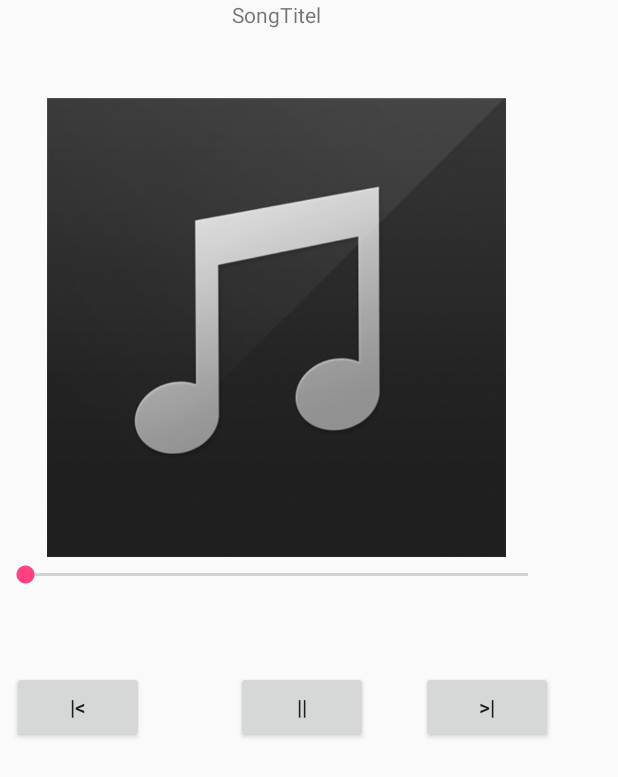
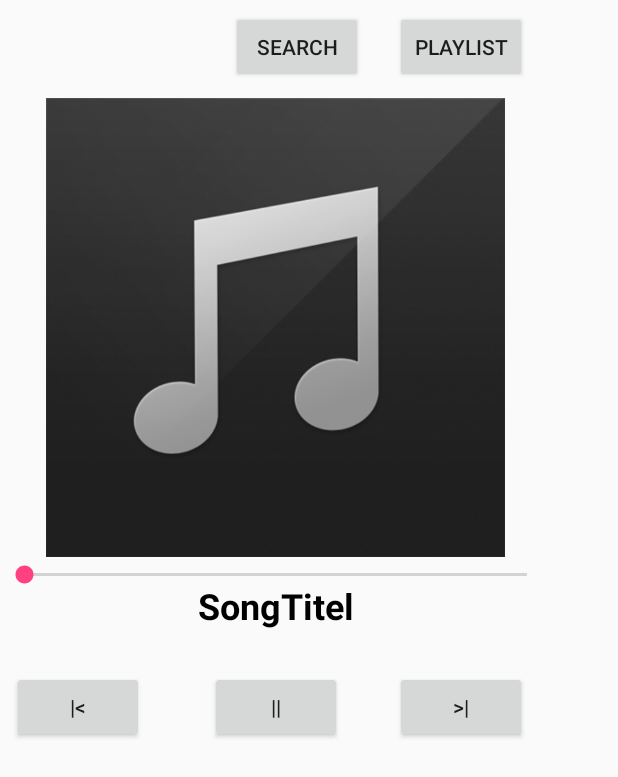
Before and after one commit to Dreipunkt/HCI_TMSD, an Android app: the Player screen opened directly, with no data from a screen before it, on a phone screen of 412 x 824 dp. Shown: the top 777 px of the screen. Run offline under Robolectric (Android 15) with nearby library versions, the phone set to English and light mode, and no system bars.

Commit message:
OnSwipeTouchListener works

```diff
--- a/app/src/main/java/univie/g02/t06/tmsd/OnSwipeTouchListener.java
+++ b/app/src/main/java/univie/g02/t06/tmsd/OnSwipeTouchListener.java
@@ -2,34 +2,27 @@ package univie.g02.t06.tmsd;
 
 import android.content.Context;
 import android.view.GestureDetector;
+import android.view.GestureDetector.SimpleOnGestureListener;
 import android.view.MotionEvent;
 import android.view.View;
+import android.view.View.OnTouchListener;
 
-/**
- * Created by UserN1 on 12.05.17.
- */
-
-public class OnSwipeTouchListener implements View.OnTouchListener {
+public class OnSwipeTouchListener implements OnTouchListener {
 
     private final GestureDetector gestureDetector;
 
-    public OnSwipeTouchListener(Context context) {
-        gestureDetector = new GestureDetector(context, new GestureListener());
+    public OnSwipeTouchListener (Context ctx){
+        gestureDetector = new GestureDetector(ctx, new GestureListener());
     }
 
-    public void onSwipeLeft() {
-    }
-
-    public void onSwipeRight() {
-    }
-
+    @Override
     public boolean onTouch(View v, MotionEvent event) {
         return gestureDetector.onTouchEvent(event);
     }
 
-    private final class GestureListener extends GestureDetector.SimpleOnGestureListener {
+    private final class GestureListener extends SimpleOnGestureListener {
 
-        private static final int SWIPE_DISTANCE_THRESHOLD = 100;
+        private static final int SWIPE_THRESHOLD = 100;
         private static final int SWIPE_VELOCITY_THRESHOLD = 100;
 
         @Override
@@ -39,16 +32,44 @@ public class OnSwipeTouchListener implements View.OnTouchListener {
 
         @Override
         public boolean onFling(MotionEvent e1, MotionEvent e2, float velocityX, float velocityY) {
-            float distanceX = e2.getX() - e1.getX();
-            float distanceY = e2.getY() - e1.getY();
-            if (Math.abs(distanceX) > Math.abs(distanceY) && Math.abs(distanceX) > SWIPE_DISTANCE_THRESHOLD && Math.abs(velocityX) > SWIPE_VELOCITY_THRESHOLD) {
-                if (distanceX > 0)
-                    onSwipeRight();
-                else
-                    onSwipeLeft();
-                return true;
+            boolean result = false;
+            try {
+                float diffY = e2.getY() - e1.getY();
+                float diffX = e2.getX() - e1.getX();
+                if (Math.abs(diffX) > Math.abs(diffY)) {
+                    if (Math.abs(diffX) > SWIPE_THRESHOLD && Math.abs(velocityX) > SWIPE_VELOCITY_THRESHOLD) {
+                        if (diffX > 0) {
+                            onSwipeRight();
+                        } else {
+                            onSwipeLeft();
+                        }
+                        result = true;
+                    }
+                }
+                else if (Math.abs(diffY) > SWIPE_THRESHOLD && Math.abs(velocityY) > SWIPE_VELOCITY_THRESHOLD) {
+                    if (diffY > 0) {
+                        onSwipeBottom();
+                    } else {
+                        onSwipeTop();
+                    }
+                    result = true;
+                }
+            } catch (Exception exception) {
+                exception.printStackTrace();
             }
-            return false;
+            return result;
         }
     }
+
+    public void onSwipeRight() {
+    }
+
+    public void onSwipeLeft() {
+    }
+
+    public void onSwipeTop() {
+    }
+
+    public void onSwipeBottom() {
+    }
 }
--- a/app/src/main/java/univie/g02/t06/tmsd/Player.java
+++ b/app/src/main/java/univie/g02/t06/tmsd/Player.java
@@ -1,6 +1,7 @@
 package univie.g02.t06.tmsd;
 
 import android.app.Activity;
+import android.content.Intent;
 import android.media.MediaPlayer;
 import android.os.Bundle;
 import android.os.Handler;
@@ -35,7 +36,9 @@ public class Player extends Activity implements View.OnClickListener {
     //String[] songTitel = notificationIntent.getStringArrayExtra("SONGTITEL");
 
     private MediaPlayer player;
-    private OnSwipeTouchListener swipe;
+
+    private Button search;
+    private Button playlist;
 
     private Button play;
     private Button next;
@@ -56,6 +59,12 @@ public class Player extends Activity implements View.OnClickListener {
         songTitel = (TextView) findViewById(R.id.songTitel);
 
         time = (TextView) findViewById(timePlayed);
+
+        search = (Button) findViewById(R.id.btnSearch);
+        search.setOnClickListener(this);
+
+        playlist = (Button) findViewById(R.id.btnPlaylist);
+        playlist.setOnClickListener(this);
 
         play = (Button) findViewById(R.id.btnPlay);
         play.setOnClickListener(this);
@@ -89,15 +98,11 @@ public class Player extends Activity implements View.OnClickListener {
             public void onStopTrackingTouch(SeekBar seekBar) { }
 
         });
-        Log.d("test", "test");
         View v = new View(this);
-        v.setOnTouchListener(new OnSwipeTouchListener(this) {
+        album_cover.setOnTouchListener(new OnSwipeTouchListener(this) {
             @Override
             public void onSwipeLeft() {
-                Log.d("Hurra", "Supa")
-            }
-            @Override
-            public void on() {
+                Toast.makeText(getApplicationContext(), "bottom", Toast.LENGTH_SHORT).show();
 
             }
         });
@@ -105,6 +110,7 @@ public class Player extends Activity implements View.OnClickListener {
 
     @Override
     public void onClick(View v) {
+        Intent intent;
         switch (v.getId()) {
             case R.id.btnPlay:
                 if (player == null) {
@@ -131,7 +137,7 @@ public class Player extends Activity implements View.OnClickListener {
                                 }
                     });
 
-                    String songTitle = "test";
+                    String songTitle = "Mask Off";
 
                     songTitel.setText(songTitle);
                 }
@@ -150,7 +156,16 @@ public class Player extends Activity implements View.OnClickListener {
             case R.id.btnNext:
 
                 break;
+
+            case R.id.btnPlaylist:
+                intent = new Intent(getApplicationContext(), PlaylistActivity.class);
+                startActivity(intent);
+                break;
+
+            case R.id.btnSearch:
+                intent = new Intent(this, Search.class);
+                startActivity(intent);
+                break;
         }
     }
-
 }
--- a/app/src/main/res/layout/activity_player.xml
+++ b/app/src/main/res/layout/activity_player.xml
@@ -28,7 +28,7 @@
         tools:layout_constraintLeft_creator="1"
         app:layout_constraintTop_toTopOf="parent"
         app:layout_constraintLeft_toRightOf="@+id/btnPrev"
-        android:layout_marginLeft="61dp"
+        android:layout_marginLeft="44dp"
         android:layout_marginTop="447dp" />
 
     <Button
@@ -56,11 +56,16 @@
         android:id="@+id/songTitel"
         android:layout_width="wrap_content"
         android:layout_height="wrap_content"
+        android:layout_marginBottom="27dp"
         android:text="SongTitel"
+        android:textAlignment="center"
+        android:textColor="@android:color/black"
+        android:textSize="24sp"
+        android:textStyle="bold"
         android:visibility="visible"
+        app:layout_constraintBottom_toTopOf="@+id/btnPlay"
         app:layout_constraintLeft_toLeftOf="parent"
-        app:layout_constraintRight_toRightOf="parent"
-        tools:layout_editor_absoluteY="330dp" />
+        app:layout_constraintRight_toRightOf="parent" />
 
     <ImageView
         android:id="@+id/albumCover"
@@ -68,7 +73,6 @@
         android:layout_height="404dp"
         android:layout_marginTop="16dp"
         android:scaleType="centerInside"
-        android:visibility="visible"
         app:layout_constraintLeft_toLeftOf="parent"
         app:layout_constraintRight_toRightOf="parent"
         app:layout_constraintTop_toTopOf="parent"
@@ -82,8 +86,27 @@
         android:textStyle="bold"
         app:layout_constraintLeft_toLeftOf="parent"
         app:layout_constraintRight_toRightOf="parent"
-        app:layout_constraintHorizontal_bias="0.501"
-        android:layout_marginBottom="8dp"
+        android:layout_marginBottom="-23dp"
+        app:layout_constraintBottom_toTopOf="@+id/btnPlay" />
+
+    <Button
+        android:id="@+id/btnPlaylist"
+        android:layout_width="wrap_content"
+        android:layout_height="wrap_content"
+        android:layout_marginBottom="392dp"
+        android:layout_marginRight="16dp"
+        android:text="Playlist"
+        app:layout_constraintBottom_toTopOf="@+id/btnPlay"
+        app:layout_constraintRight_toRightOf="parent" />
+
+    <Button
+        android:id="@+id/btnSearch"
+        android:layout_width="wrap_content"
+        android:layout_height="wrap_content"
+        android:layout_marginRight="21dp"
+        android:text="Search"
+        app:layout_constraintRight_toLeftOf="@+id/btnPlaylist"
+        android:layout_marginBottom="392dp"
         app:layout_constraintBottom_toTopOf="@+id/btnPlay" />
 
 </android.support.constraint.ConstraintLayout>
```
